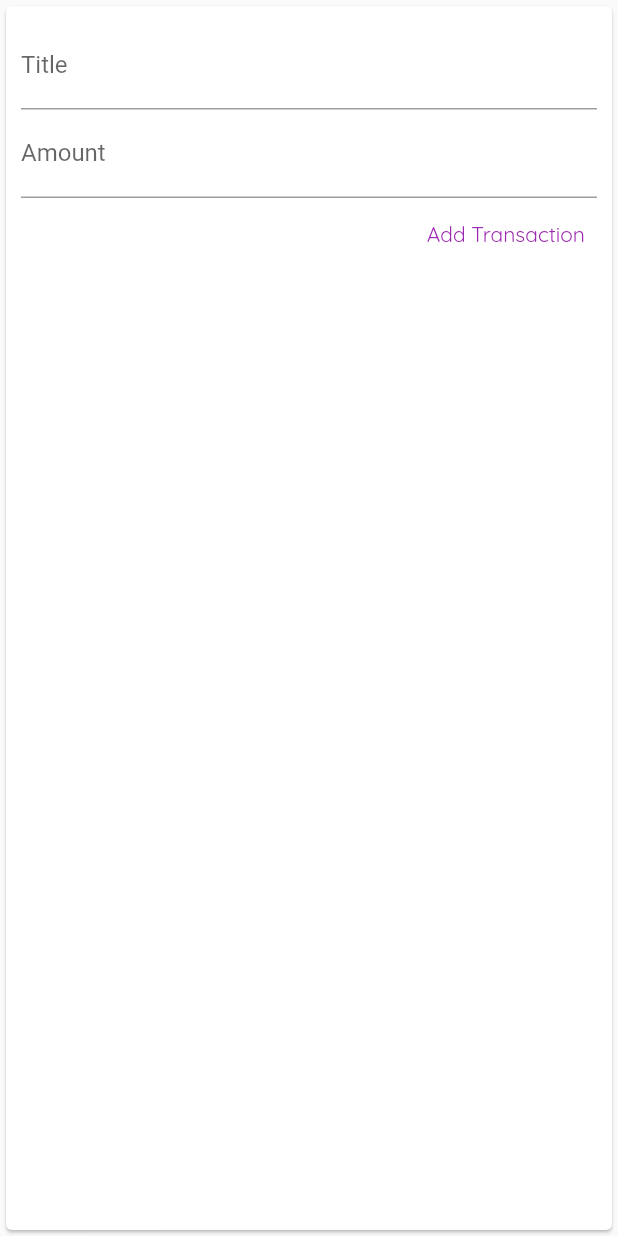
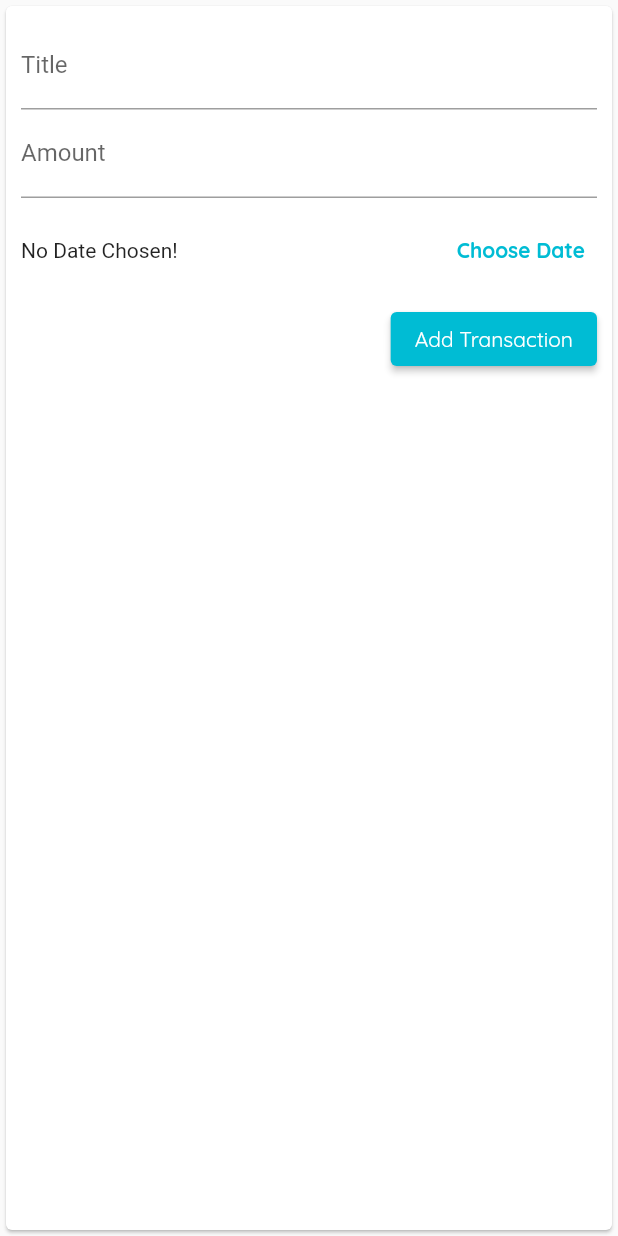
Before and after one commit to AurelTBE/ExpenseTracker, a Flutter app: the NewTransaction widget shown alone on an empty page, opened directly with empty values, after a tap on "Add Transaction", on a phone screen of 412 x 824 dp. Run offline on Flutter 3.47's test engine with Material 2 defaults, Android fonts, the phone set to English and light mode, and no system bars.

```diff
--- a/lib/main.dart
+++ b/lib/main.dart
@@ -56,11 +56,12 @@ class _MyHomePageState extends State<MyHomePage> {
     }).toList();
   }
 
-  void _addNewTransaction(String txTitle, double txAmount) {
+  void _addNewTransaction(
+      String txTitle, double txAmount, DateTime chosenDate) {
     final newTx = Transaction(
       title: txTitle,
       amount: txAmount,
-      date: DateTime.now(),
+      date: chosenDate,
       id: DateTime.now().toString(),
     );
 
--- a/lib/widgets/new_transaction.dart
+++ b/lib/widgets/new_transaction.dart
@@ -1,4 +1,5 @@
 import 'package:flutter/material.dart';
+import 'package:intl/intl.dart';
 
 class NewTransaction extends StatefulWidget {
   final Function addTx;
@@ -9,17 +10,41 @@ class NewTransaction extends StatefulWidget {
 }
 
 class _NewTransactionState extends State<NewTransaction> {
-  final titleController = TextEditingController();
-  final amountController = TextEditingController();
+  final _titleController = TextEditingController();
+  final _amountController = TextEditingController();
+  DateTime _selectedDate;
 
-  void submitData() {
-    final enteredTitle = titleController.text;
-    final enteredAmount = double.parse(amountController.text);
-    if (enteredTitle.isEmpty || enteredAmount <= 0) {
+  void _submitData() {
+    if (_amountController.text.isEmpty) {
       return;
     }
-    widget.addTx(enteredTitle, enteredAmount);
+    final enteredTitle = _titleController.text;
+    final enteredAmount = double.parse(_amountController.text);
+    if (enteredTitle.isEmpty || enteredAmount <= 0 || _selectedDate == null) {
+      return;
+    }
+    widget.addTx(
+      enteredTitle,
+      enteredAmount,
+      _selectedDate,
+    );
     Navigator.of(context).pop();
+  }
+
+  void _prentDatePicker() {
+    showDatePicker(
+            context: context,
+            initialDate: DateTime.now(),
+            firstDate: DateTime(2019),
+            lastDate: DateTime.now())
+        .then((pickedDate) {
+      if (pickedDate == null) {
+        return null;
+      }
+      setState(() {
+        _selectedDate = pickedDate;
+      });
+    });
   }
 
   @override
@@ -32,23 +57,39 @@ class _NewTransactionState extends State<NewTransaction> {
           children: <Widget>[
             TextField(
               decoration: InputDecoration(labelText: 'Title'),
-              controller: titleController,
-              onSubmitted: (_) => submitData(),
+              controller: _titleController,
+              onSubmitted: (_) => _submitData(),
             ),
             TextField(
               decoration: InputDecoration(
                 labelText: 'Amount',
               ),
-              controller: amountController,
+              controller: _amountController,
               keyboardType: TextInputType.number,
-              onSubmitted: (_) => submitData(),
+              onSubmitted: (_) => _submitData(),
             ),
-            TextButton(
+            Container(
+              height: 70,
+              child: Row(children: <Widget>[
+                Expanded(
+                  child: Text(_selectedDate == null
+                      ? "No Date Chosen!"
+                      : 'Picked Date: ${DateFormat.yMd().format(_selectedDate)}'),
+                ),
+                TextButton(
+                    onPressed: _prentDatePicker,
+                    child: Text(
+                      "Choose Date",
+                      style: TextStyle(fontWeight: FontWeight.bold),
+                    ))
+              ]),
+            ),
+            ElevatedButton(
               child: Text('Add Transaction'),
-              style: TextButton.styleFrom(
-                primary: Colors.purple,
-              ),
-              onPressed: submitData,
+              style: ButtonStyle(
+                  foregroundColor:
+                      MaterialStateProperty.all<Color>(Colors.white)),
+              onPressed: _submitData,
             ),
           ],
         ),
```
